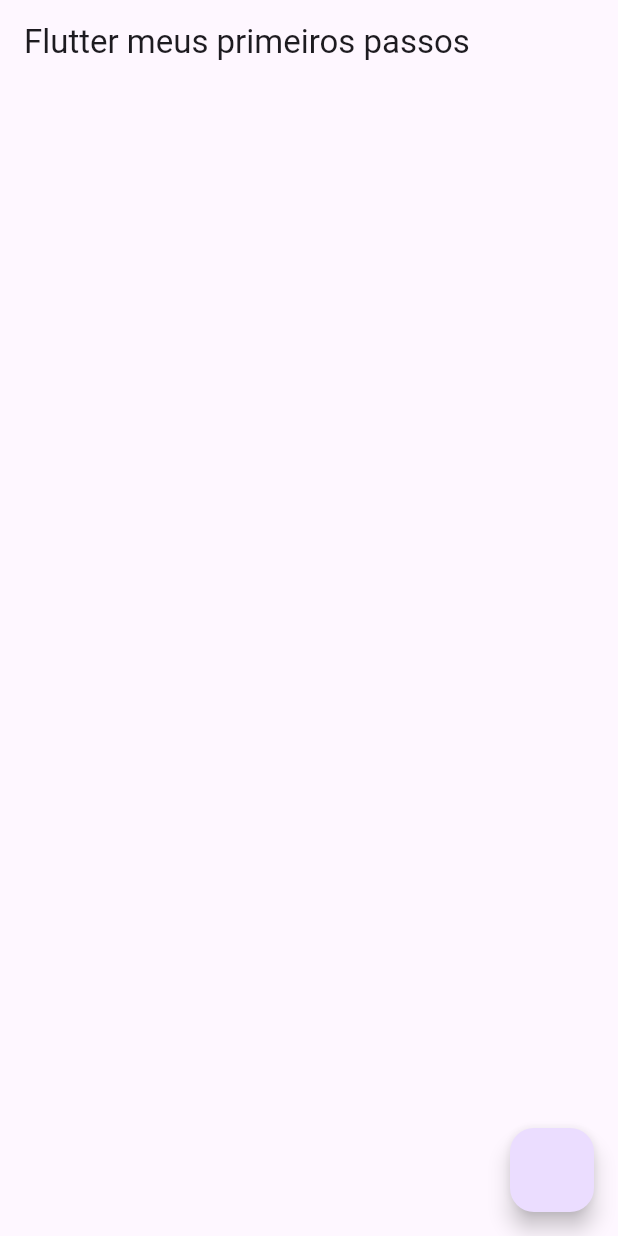
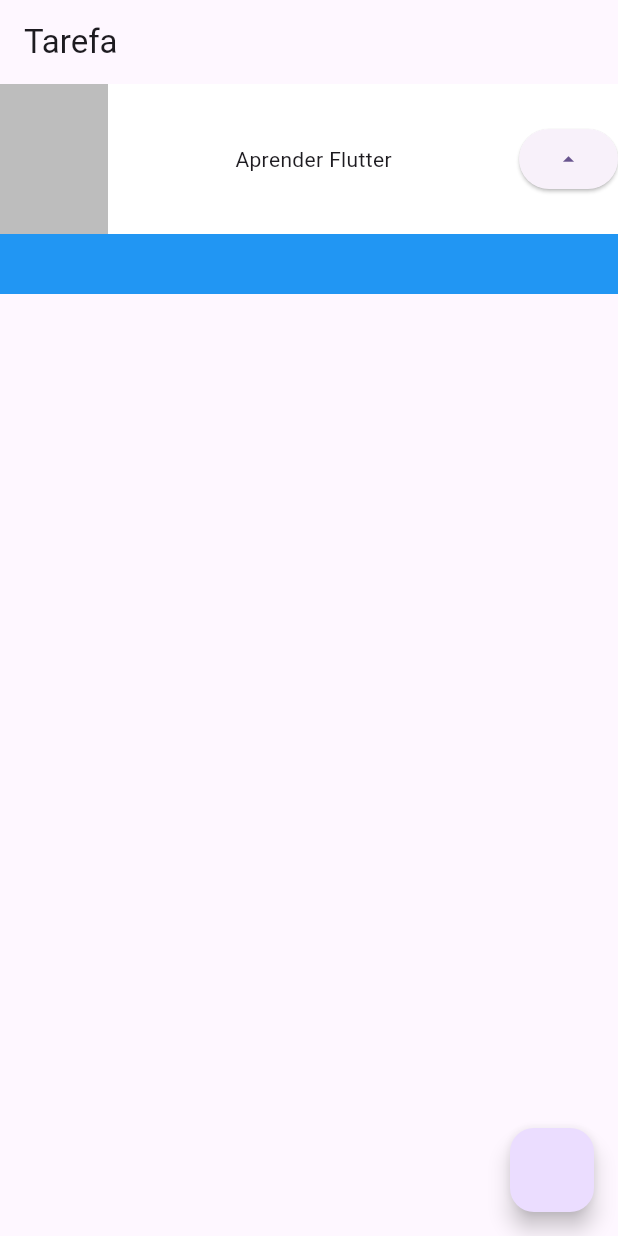
Before and after one commit to andreazevedoluiz/Projeto_Task, a Flutter app: the screen it shows after launch, on a phone screen of 412 x 824 dp. Run offline on Flutter 3.47's test engine with Material 2 defaults, Android fonts, the phone set to English and light mode, and no system bars.

Commit message:
Criando a primeira tela

```diff
--- a/lib/main.dart
+++ b/lib/main.dart
@@ -19,9 +19,35 @@ class MyApp extends StatelessWidget {
       ),
       home: Scaffold(
         appBar: AppBar(
-          title: Text("Flutter meus primeiros passos"),
+          title: Text("Tarefa"),
         ),
-        body: Container(),
+        body: Container(
+          child: Stack(
+            children: [
+              Container(
+                color: Colors.blue,
+                height: 140,
+              ),
+              Container(
+                color: Colors.white,
+                height: 100,
+                child: Row(
+                  mainAxisAlignment: MainAxisAlignment.spaceBetween,
+                  children: [
+                    Container(
+                      color: Colors.black26,
+                      width: 72,
+                      height: 100,
+                    ),
+                    Text('Aprender Flutter'),
+                    ElevatedButton(
+                        onPressed: () {}, child: Icon(Icons.arrow_drop_up)),
+                  ],
+                ),
+              )
+            ],
+          ),
+        ),
         floatingActionButton: FloatingActionButton(onPressed: () {}),
       ),
     );
```
